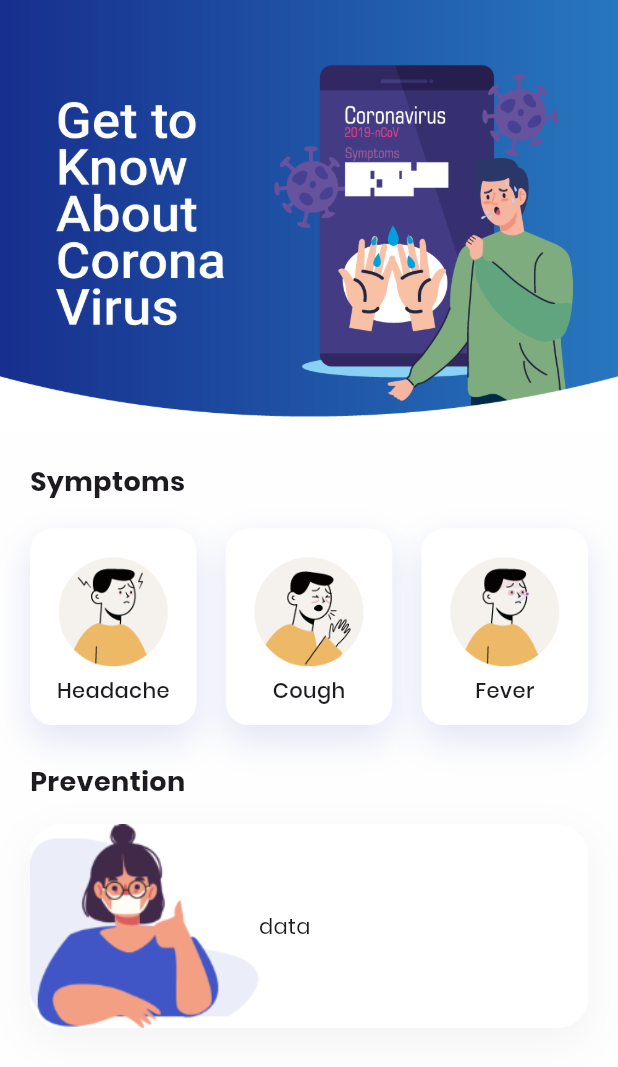
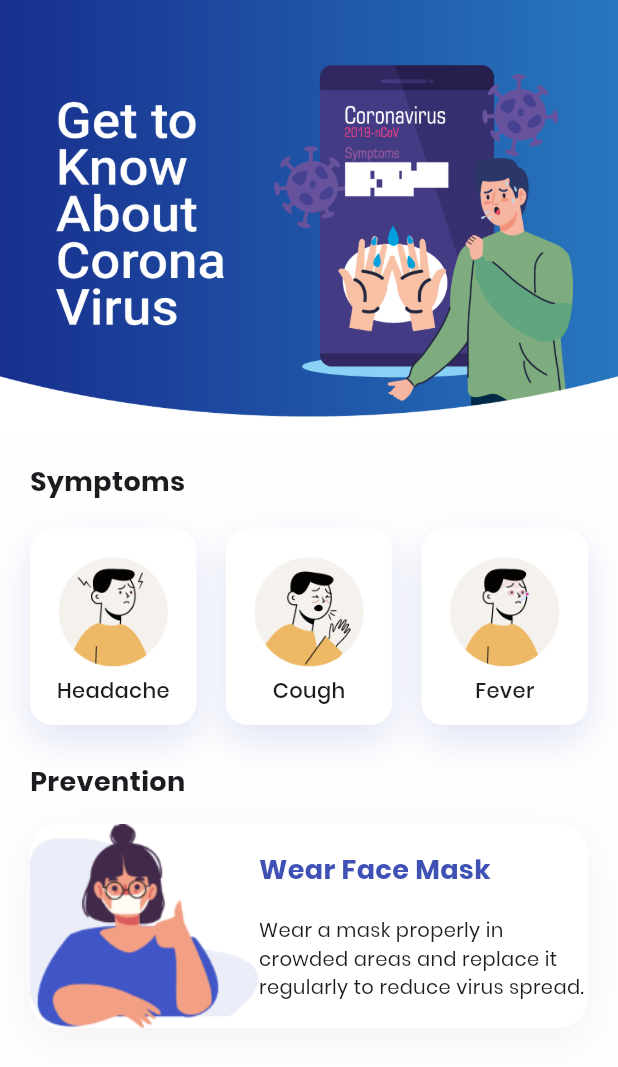
Before and after one commit to riazulrocky/Covid-19-UI, a Flutter app: the screen it shows after launch, on a phone screen of 412 x 824 dp. Shown: the top 1067 px of the screen. Run offline on Flutter 3.47's test engine with Material 3 defaults, Android fonts, the phone set to English and light mode, and no system bars.

Commit message:
covid-19 UI

```diff
--- a/lib/about.dart
+++ b/lib/about.dart
@@ -79,10 +79,25 @@ class _AboutState extends State<About> {
                           ),
                         ),
                         Expanded(
-                          child: Text("data"),
+                          child: Column(
+                            crossAxisAlignment: CrossAxisAlignment.stretch,
+                            mainAxisAlignment: MainAxisAlignment.spaceEvenly,
+                            children: [
+                              Text(
+                                "Wear Face Mask",
+                                style: TextStyle(
+                                    color: Colors.indigo,
+                                    fontSize: 18,
+                                    fontWeight: FontWeight.bold),
+                              ),
+                              Text(
+                                  "Wear a mask properly in crowded areas and replace it regularly to reduce virus spread.", style: TextStyle(fontSize: 13),),
+                            ],
+                          ),
                         ),
                       ],
                     ),
+
                   ),
                 ],
               ),
```
